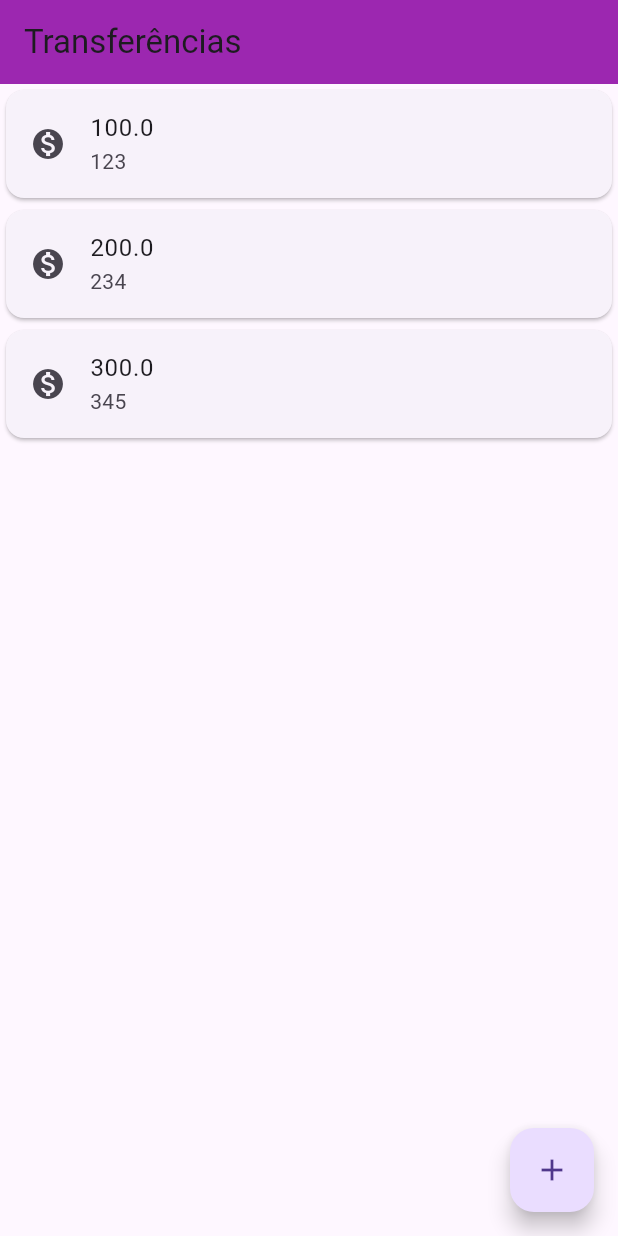
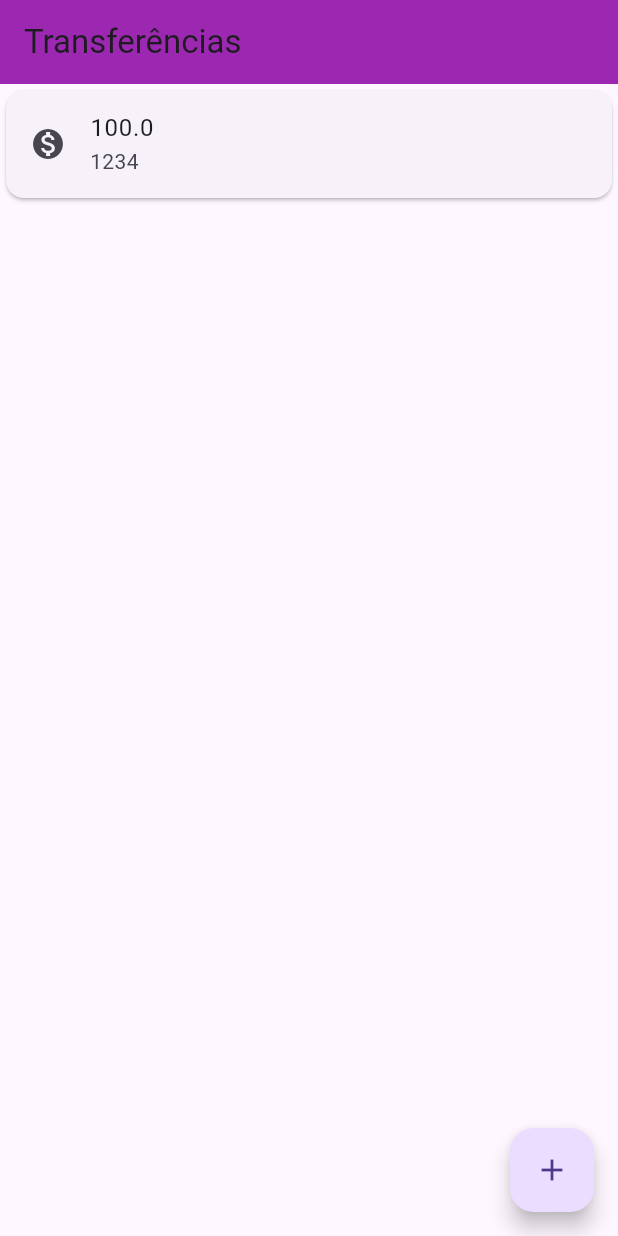
Before and after one commit to adriano-eleuterio/alura-cursos, a Flutter app: the screen it shows after launch, on a phone screen of 412 x 824 dp. Run offline on Flutter 3.47's test engine with Material 3 defaults, Android fonts, the phone set to English and light mode, and no system bars.

```diff
--- a/lib/main.dart
+++ b/lib/main.dart
@@ -89,19 +89,23 @@ class Editor extends StatelessWidget {
 }
 
 class ListaTransferencias extends StatelessWidget {
+
+  final List<Transferencia> _transferencias = [];
+
   @override
   Widget build(BuildContext context) {
+    _transferencias.add(Transferencia(100.0, 1234));
     return Scaffold(
       appBar: AppBar(
         title: const Text('Transferências'),
         backgroundColor: Colors.purple,
       ),
-      body: Column(
-        children: <Widget>[
-          ItemTransferencia(Transferencia(100.00, 123)),
-          ItemTransferencia(Transferencia(200.00, 234)),
-          ItemTransferencia(Transferencia(300.00, 345)),
-        ],
+      body: ListView.builder(
+        itemCount: _transferencias.length,
+        itemBuilder: (context, indice) {
+          final transferencia = _transferencias[indice];
+          return ItemTransferencia(transferencia);
+        },
       ),
       floatingActionButton: FloatingActionButton(
         onPressed: () {
@@ -112,6 +116,7 @@ class ListaTransferencias extends StatelessWidget {
           future.then((transferenciaRecebida) {
             debugPrint('chegou no then do future');
             debugPrint('$transferenciaRecebida');
+            _transferencias.add(transferenciaRecebida);
           });
         },
         child: const Icon(Icons.add),
```
